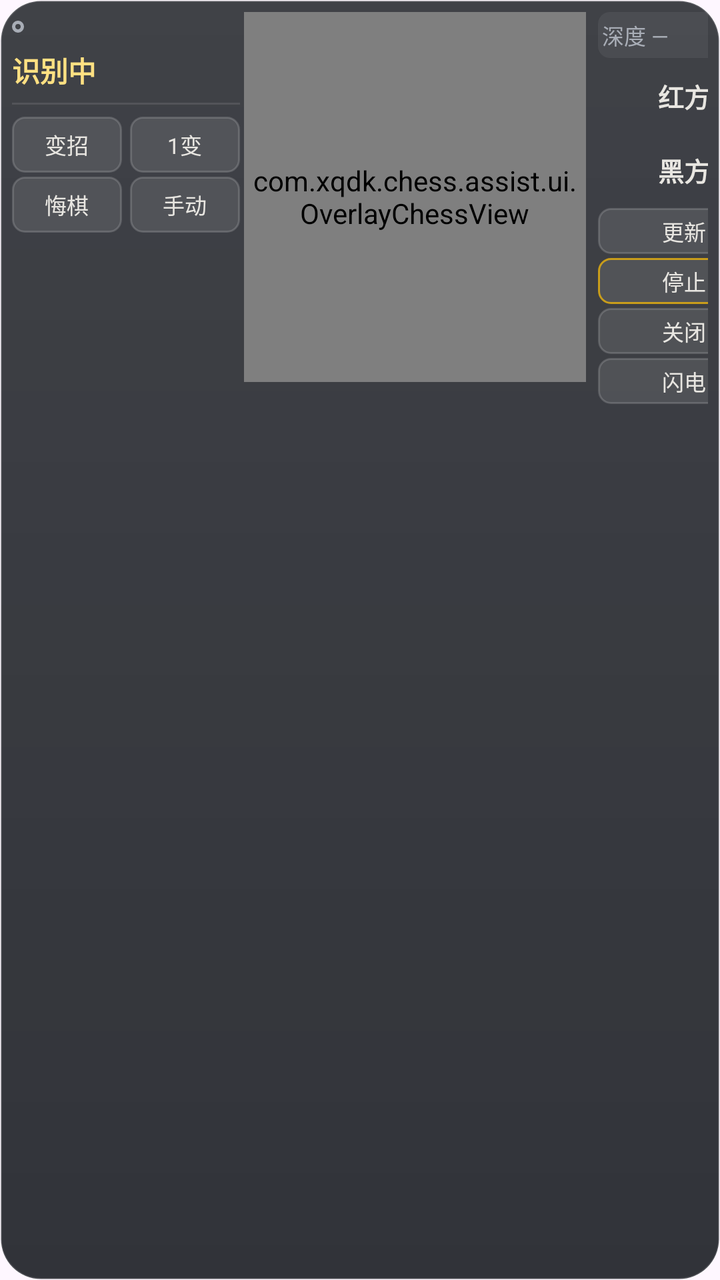
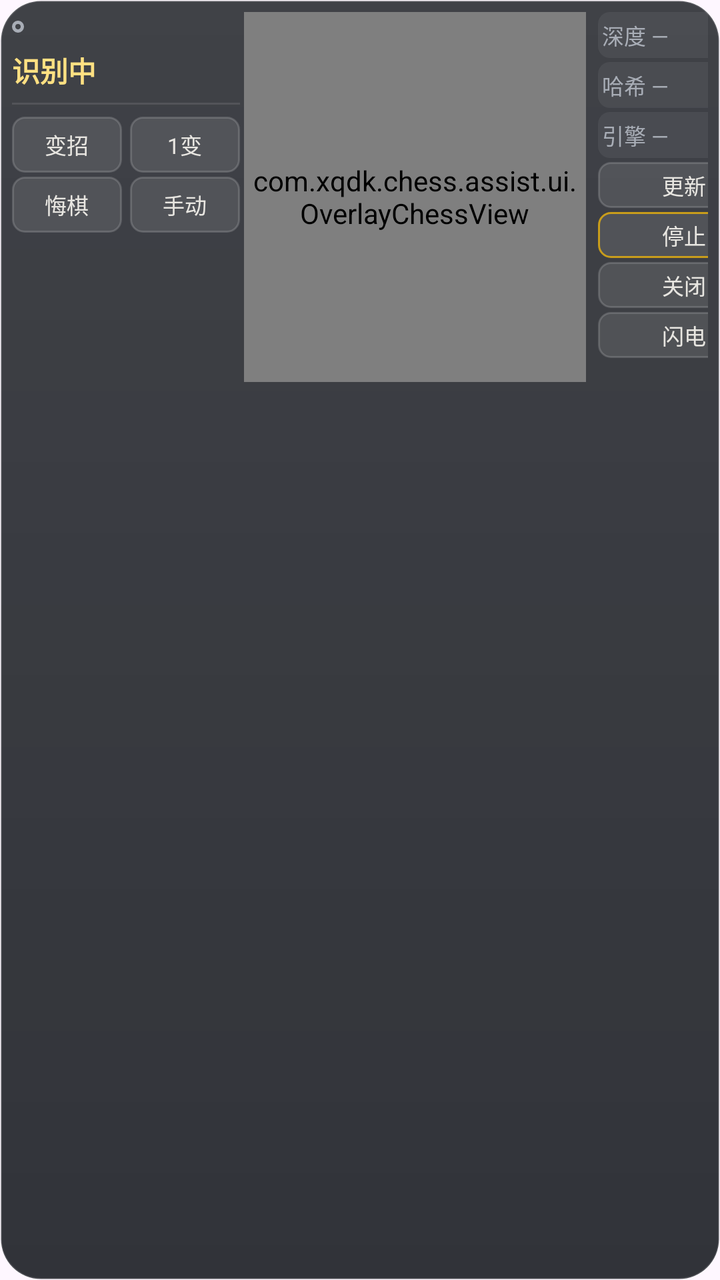

An Android layout rendered at two revisions. The XML below is the earlier revision; the diff shows what the commit changed to produce the second picture.
<!-- AndroidManifest.xml: application theme Theme.ChineseChess -->
<!-- res/layout/overlay_panel.xml -->
<?xml version="1.0" encoding="utf-8"?>
<LinearLayout xmlns:android="http://schemas.android.com/apk/res/android"
    android:id="@+id/overlay_root"
    android:layout_width="wrap_content"
    android:layout_height="wrap_content"
    android:background="@drawable/overlay_bg"
    android:clickable="true"
    android:focusable="true"
    android:orientation="horizontal"
    android:padding="6dp">

    
    <LinearLayout
        android:id="@+id/overlay_col_left"
        android:layout_width="114dp"
        android:layout_height="wrap_content"
        android:orientation="vertical">

        
        <LinearLayout
            android:layout_width="match_parent"
            android:layout_height="wrap_content"
            android:gravity="center_vertical"
            android:orientation="horizontal">

            <View
                android:id="@+id/overlay_state_dot"
                android:layout_width="6dp"
                android:layout_height="6dp"
                android:background="@drawable/overlay_state_dot_idle" />

            <TextView
                android:id="@+id/overlay_state"
                style="@style/OverlayState"
                android:layout_width="0dp"
                android:layout_height="wrap_content"
                android:layout_marginStart="5dp"
                android:layout_weight="1"
                android:maxLines="1"
                android:ellipsize="end" />
        </LinearLayout>

        
        <TextView
            android:id="@+id/overlay_occluded"
            style="@style/OverlayState"
            android:layout_width="match_parent"
            android:layout_height="wrap_content"
            android:layout_marginTop="3dp"
            android:maxLines="1"
            android:ellipsize="end"
            android:text="挡住棋盘，建议移开"
            android:visibility="gone" />

        
        <TextView
            android:id="@+id/overlay_status"
            style="@style/OverlayHeadline"
            android:layout_width="match_parent"
            android:layout_height="wrap_content"
            android:layout_marginTop="4dp"
            android:maxLines="2"
            android:ellipsize="end"
            android:text="识别中" />

        
        <TextView
            android:id="@+id/overlay_advantage"
            style="@style/OverlayAdvantage"
            android:layout_width="match_parent"
            android:layout_height="wrap_content"
            android:layout_marginTop="2dp"
            android:maxLines="1"
            android:ellipsize="end"
            android:textColor="@color/qi_jade_text"
            android:visibility="gone" />

        <View
            android:id="@+id/overlay_divider"
            android:layout_width="match_parent"
            android:layout_height="1dp"
            android:layout_marginTop="6dp"
            android:background="@color/qi_line1" />

        
        <TextView
            android:id="@+id/overlay_candidate"
            style="@style/OverlayCandidate"
            android:layout_width="match_parent"
            android:layout_height="wrap_content"
            android:layout_marginTop="6dp"
            android:maxLines="1"
            android:ellipsize="end"
            android:textColor="@color/qi_ivory"
            android:visibility="gone" />

        
        <LinearLayout
            android:layout_width="match_parent"
            android:layout_height="wrap_content"
            android:layout_marginTop="6dp"
            android:orientation="horizontal">

            <TextView
                android:id="@+id/overlay_btn_change"
                style="@style/OverlayAction"
                android:layout_width="0dp"
                android:layout_height="28dp"
                android:layout_marginEnd="2dp"
                android:layout_weight="1"
                android:text="变招" />

            <TextView
                android:id="@+id/overlay_btn_multipv"
                style="@style/OverlayAction"
                android:layout_width="0dp"
                android:layout_height="28dp"
                android:layout_marginStart="2dp"
                android:layout_weight="1"
                android:text="1变" />
        </LinearLayout>

        <LinearLayout
            android:layout_width="match_parent"
            android:layout_height="wrap_content"
            android:layout_marginTop="2dp"
            android:orientation="horizontal">

            <TextView
                android:id="@+id/overlay_btn_undo"
                style="@style/OverlayAction"
                android:layout_width="0dp"
                android:layout_height="28dp"
                android:layout_marginEnd="2dp"
                android:layout_weight="1"
                android:text="悔棋" />

            <TextView
                android:id="@+id/overlay_btn_manual"
                style="@style/OverlayAction"
                android:layout_width="0dp"
                android:layout_height="28dp"
                android:layout_marginStart="2dp"
                android:layout_weight="1"
                android:text="手动" />
        </LinearLayout>
    </LinearLayout>

    <com.xqdk.chess.assist.ui.OverlayChessView
        android:id="@+id/overlay_chess"
        android:layout_width="171dp"
        android:layout_height="185dp"
        android:layout_marginHorizontal="2dp" />

    
    <LinearLayout
        android:id="@+id/overlay_col_right"
        android:layout_width="90dp"
        android:layout_height="wrap_content"
        android:layout_marginStart="2dp"
        android:orientation="vertical"
        android:paddingHorizontal="2dp">

        
        <TextView
            android:id="@+id/overlay_btn_strength"
            style="@style/OverlayChip"
            android:text="深度 —" />

        
        <TextView
            android:id="@+id/overlay_btn_time"
            style="@style/OverlayChip"
            android:text="时间 —"
            android:visibility="gone" />

        
        <TextView
            android:id="@+id/overlay_btn_side_red"
            style="@style/OverlaySideBlock"
            android:layout_marginTop="2dp"
            android:text="红方" />

        <TextView
            android:id="@+id/overlay_btn_side_black"
            style="@style/OverlaySideBlock"
            android:layout_marginTop="3dp"
            android:text="黑方" />

        <TextView
            android:id="@+id/overlay_btn_turn"
            style="@style/OverlayAction"
            android:layout_width="match_parent"
            android:layout_height="23dp"
            android:layout_marginTop="2dp"
            android:text="更新" />

        <TextView
            android:id="@+id/overlay_btn_pause"
            style="@style/OverlayAction"
            android:layout_width="match_parent"
            android:layout_height="23dp"
            android:layout_marginTop="2dp"
            android:background="@drawable/overlay_action_stop_bg"
            android:text="停止" />

        <TextView
            android:id="@+id/overlay_btn_close"
            style="@style/OverlayAction"
            android:layout_width="match_parent"
            android:layout_height="23dp"
            android:layout_marginTop="2dp"
            android:text="关闭" />

        
        <TextView
            android:id="@+id/overlay_btn_flash"
            style="@style/OverlayAction"
            android:layout_width="match_parent"
            android:layout_height="23dp"
            android:layout_marginTop="2dp"
            android:text="闪电" />
    </LinearLayout>
</LinearLayout>
<!-- resources referenced by this layout -->
<resources>
  <color name="qi_ivory">#E8E6E1</color>
  <color name="qi_jade_text">#81C784</color>
  <color name="qi_line1">#1AFFFFFF</color>
  <!-- drawable overlay_state_dot_idle (drawable) -->
  <?xml version="1.0" encoding="utf-8"?>
  <shape xmlns:android="http://schemas.android.com/apk/res/android" android:shape="oval">
      <solid android:color="#00000000" />
      <stroke
          android:width="1.5dp"
          android:color="@color/qi_muted" />
  </shape>
  <style name="OverlayAction">
          <item name="android:background">@drawable/overlay_action_bg</item>
          <item name="android:textColor">@color/qi_ivory</item>
          <item name="android:textSize">11sp</item>
          <item name="android:gravity">center</item>
          <item name="android:maxLines">1</item>
          <item name="android:paddingHorizontal">2dp</item>
      </style>
  <style name="OverlayAdvantage">
          <item name="android:textSize">12sp</item>
          <item name="android:fontFeatureSettings">tnum</item>
          <item name="android:maxLines">1</item>
          <item name="android:ellipsize">end</item>
      </style>
  <style name="OverlayCandidate">
          <item name="android:textSize">12sp</item>
          <item name="android:maxLines">1</item>
          <item name="android:ellipsize">end</item>
      </style>
  <style name="OverlayHeadline">
          <item name="android:textSize">14sp</item>
          <item name="android:textStyle">bold</item>
          <item name="android:textColor">@color/qi_amber_text</item>
          <item name="android:maxLines">2</item>
          <item name="android:ellipsize">end</item>
      </style>
  <style name="OverlaySideBlock">
          <item name="android:layout_width">match_parent</item>
          <item name="android:layout_height">34dp</item>
          <item name="android:gravity">center</item>
          <item name="android:textSize">13sp</item>
          <item name="android:textStyle">bold</item>
          <item name="android:maxLines">1</item>
          <item name="android:textColor">@color/qi_ivory</item>
      </style>
  <style name="OverlayState">
          <item name="android:textSize">11sp</item>
          <item name="android:textColor">@color/qi_muted</item>
          <item name="android:maxLines">1</item>
          <item name="android:ellipsize">end</item>
      </style>
  <style name="Theme.ChineseChess" parent="Base.Theme.ChineseChess" />
  <color name="qi_amber">#FFC107</color>
  <dimen name="qi_r_xl">20dp</dimen>
  <color name="qi_glass">#E61B1E24</color>
  <color name="qi_muted">#A8ADB6</color>
  <!-- drawable overlay_chip_bg (drawable) -->
  <?xml version="1.0" encoding="utf-8"?>
  <selector xmlns:android="http://schemas.android.com/apk/res/android">
      <item android:state_pressed="true">
          <shape android:shape="rectangle">
              <corners android:radius="6dp" />
              <solid android:color="#1CFFFFFF" />
          </shape>
      </item>
      <item>
          <shape android:shape="rectangle">
              <corners android:radius="6dp" />
              <solid android:color="#0FFFFFFF" />
          </shape>
      </item>
  </selector>
  <color name="qi_amber_text">#FFE082</color>
  <style name="Base.Theme.ChineseChess" parent="Theme.Material3.DayNight.NoActionBar">
          
          <item name="colorPrimary">@color/qi_zhu_btn</item>
          <item name="colorAccent">@color/qi_zhu_btn</item>
          
          <item name="android:statusBarColor">@color/xq_paper</item>
          <item name="android:windowLightStatusBar">true</item>
      </style>
  <color name="qi_line2">#29FFFFFF</color>
  <color name="qi_line3">#47FFFFFF</color>
  <color name="qi_zhu_btn">#C35440</color>
  <color name="xq_paper">#F6F3ED</color>
  <!-- unchanged entries left out for length: 4 -->
</resources>

<!-- the commit's change to res/layout/overlay_panel.xml (unified diff, before → after) -->
@@ -174,18 +174,18 @@
             android:text="时间 —"
             android:visibility="gone" />
 
-        
-        <TextView
-            android:id="@+id/overlay_btn_side_red"
-            style="@style/OverlaySideBlock"
-            android:layout_marginTop="2dp"
-            android:text="红方" />
-
-        <TextView
-            android:id="@+id/overlay_btn_side_black"
-            style="@style/OverlaySideBlock"
-            android:layout_marginTop="3dp"
-            android:text="黑方" />
+        <TextView
+            android:id="@+id/overlay_btn_hash"
+            style="@style/OverlayChip"
+            android:layout_marginTop="2dp"
+            android:text="哈希 —" />
+
+        
+        <TextView
+            android:id="@+id/overlay_btn_engine"
+            style="@style/OverlayChip"
+            android:layout_marginTop="2dp"
+            android:text="引擎 —" />
 
         <TextView
             android:id="@+id/overlay_btn_turn"
<!-- resource entries referenced after the edit -->
@@ -36,15 +36,6 @@
           <item name="android:textColor">@color/qi_amber_text</item>
           <item name="android:maxLines">2</item>
           <item name="android:ellipsize">end</item>
-      </style>
-  <style name="OverlaySideBlock">
-          <item name="android:layout_width">match_parent</item>
-          <item name="android:layout_height">34dp</item>
-          <item name="android:gravity">center</item>
-          <item name="android:textSize">13sp</item>
-          <item name="android:textStyle">bold</item>
-          <item name="android:maxLines">1</item>
-          <item name="android:textColor">@color/qi_ivory</item>
       </style>
   <style name="OverlayState">
           <item name="android:textSize">11sp</item>
